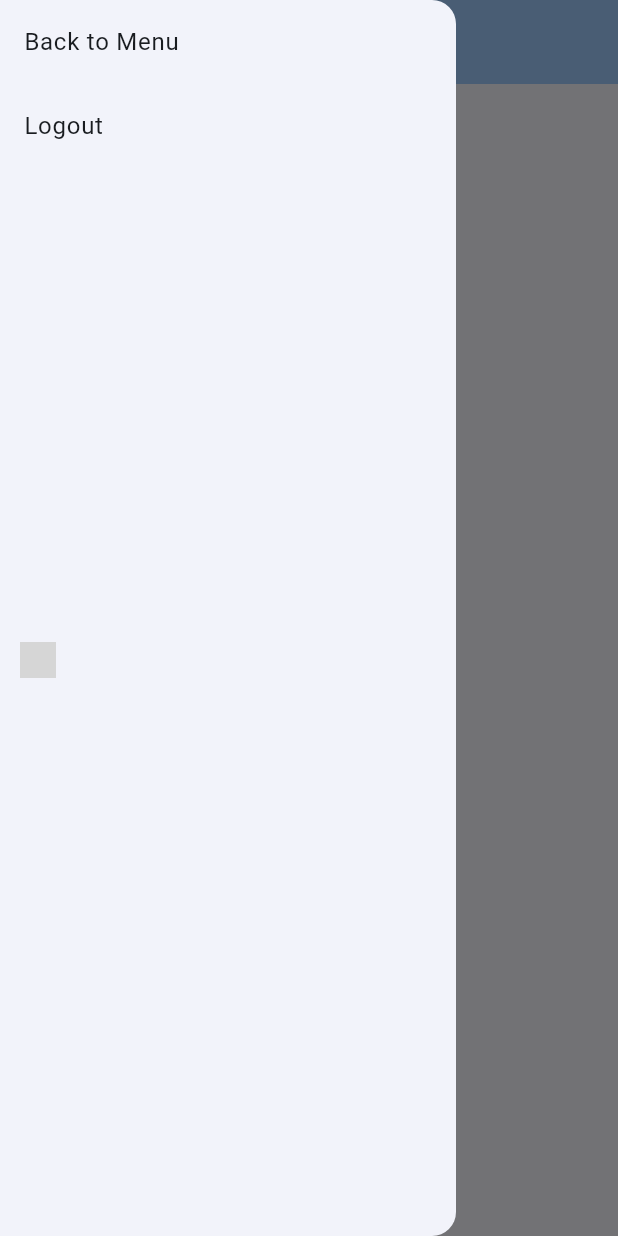
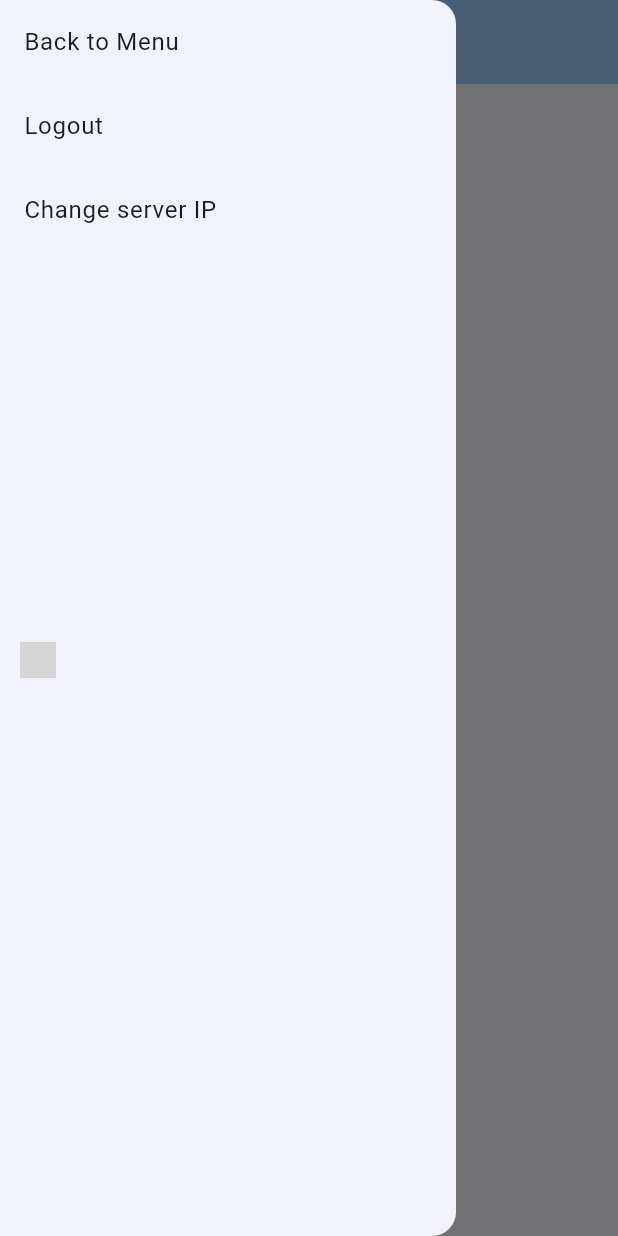
Before and after one commit to mxttex/FaccettzChat, a Flutter app: the screen it shows after launch, with the side drawer open, on a phone screen of 412 x 824 dp. Run offline on Flutter 3.47's test engine with Material 3 defaults, Android fonts, the phone set to English and light mode, and no system bars; our stand-ins replace cool_alert, firebase_auth, firebase_core, flutter_chat_types, flutter_chat_ui, flutter_signin_button and 2 more; accounts and stored records are empty; generated files the repository leaves out were written again; network calls fail; grey boxes are pictures that could not be loaded.

Commit message:
sistemato cambio di IP, stanze e server

```diff
--- a/frontend/lib/main.dart
+++ b/frontend/lib/main.dart
@@ -23,7 +23,7 @@ void main() async {
   );
 }
 
-enum States { login, menu, inChat }
+enum States { login, menu, inChat, ipSettings }
 
 class SimpleChat extends StatelessWidget {
   const SimpleChat({super.key});
@@ -36,7 +36,6 @@ class SimpleChat extends StatelessWidget {
           colorScheme: ColorScheme.fromSeed(seedColor: Colors.blue),
           useMaterial3: true),
       home: const MyHomePage(title: 'FACCETTZ CHAT'),
-
     );
   }
 }
@@ -51,6 +50,7 @@ class MyHomePage extends StatefulWidget {
 }
 
 class _MyHomePageState extends State<MyHomePage> {
+  //dichiarazione delle variabili di istanza che mi servono
   List<types.Message> _messages = [];
   dynamic _path;
   dynamic _user;
@@ -63,14 +63,37 @@ class _MyHomePageState extends State<MyHomePage> {
   Stream<String> get messageStream => _streamController.stream;
   dynamic otherUserId;
   dynamic dynMessages;
+  TextEditingController? _ipChecker;
+  String ip = "192.168.1.24";
+  String? currentRoom;
 
+  dynamic connectToServer() {
+    return IO.io("http://$ip:3000", <String, dynamic>{
+      "transports": ['websocket']
+    });
+  }
+
+  void defineMessage() {
+    socket.on('message', (data) {
+      final message = data;
+      final textMessage = types.TextMessage(
+        author: types.User.fromJson(message['author']),
+        id: message['id'],
+        text: message['text'],
+        createdAt: message['createdAt'],
+      );
+      setState(() {
+        addMessage(textMessage, false);
+      });
+    });
+  }
+
+  //override dell'initState
   @override
   void initState() {
     super.initState();
 
-    socket = IO.io("http://192.168.0.124:3000", <String, dynamic>{
-      "transports": ['websocket']
-    });
+    socket = connectToServer();
     _loggati();
     _loadFile();
 
@@ -99,6 +122,7 @@ class _MyHomePageState extends State<MyHomePage> {
     _streamController.close();
   }
 
+  //metodo che ti logga con firebase
   Future<void> _loggati() async {
     try {
       final GoogleSignInAccount? googleUser = await GoogleSignIn().signIn();
@@ -130,6 +154,7 @@ class _MyHomePageState extends State<MyHomePage> {
     }
   }
 
+  //metodo che slogga
   Future<void> _logout() async {
     try {
       await GoogleSignIn().signOut();
@@ -144,6 +169,7 @@ class _MyHomePageState extends State<MyHomePage> {
     }
   }
 
+  //metodo che carica il file json in cui sono salvati i messaggi
   Future<void> _loadFile() async {
     _path = await _getFilePath();
     _messagesFile = File(_path);
@@ -155,7 +181,11 @@ class _MyHomePageState extends State<MyHomePage> {
     }
   }
 
+  //metodo che crea la view dell'app
   Widget _buildBody() {
+    // if (_ipChecker != null) {
+    //   _ipChecker!.dispose();
+    // }
     switch (_state) {
       case States.login:
         return Column(
@@ -234,8 +264,10 @@ class _MyHomePageState extends State<MyHomePage> {
 
       case States.inChat:
         dynMessages = _loadMessagesWithIds();
-
-        socket.emit("join-room", otherUserId ?? "broadcast");
+        if(currentRoom == null || currentRoom != otherUserId){
+          currentRoom = otherUserId;
+          socket.emit("join-room", [currentRoom ?? "broadcast",  _user.firstName]);
+        }
         return Chat(
           messages: dynMessages,
           onSendPressed: _handleSendPress,
@@ -244,9 +276,30 @@ class _MyHomePageState extends State<MyHomePage> {
           showUserAvatars: true,
           showUserNames: true,
         );
+      case States.ipSettings:
+        _ipChecker = TextEditingController();
+        return Row(children: [
+          SizedBox(
+              width: 150,
+              height: 50,
+              child: TextField(
+                controller: _ipChecker,
+                decoration: const InputDecoration(
+                    border: OutlineInputBorder(),
+                    labelText: "Aggiorna IP server"),
+                keyboardType: TextInputType.number,
+                maxLines: 5,
+              )),
+          Padding(
+            padding: const EdgeInsets.only(top: 20),
+            child:
+                ElevatedButton(onPressed: _changeIp, child: const Text("send")),
+          ),
+        ]);
     }
   }
 
+  //ovveride del metodo che costruisce la chat
   @override
   Widget build(BuildContext context) {
     return Scaffold(
@@ -261,7 +314,7 @@ class _MyHomePageState extends State<MyHomePage> {
             ListTile(
                 title: const Text('Back to Menu'),
                 onTap: () {
-                  if(logged){
+                  if (logged) {
                     setState(() {
                       _state = States.menu;
                     });
@@ -275,6 +328,15 @@ class _MyHomePageState extends State<MyHomePage> {
                     _user = null;
                     logged = false;
                   });
+                }),
+            ListTile(
+                title: const Text('Change server IP'),
+                onTap: () {
+                  setState(() {
+                    socket.disconnect();
+                    _state = States.ipSettings;
+                  });
+
                 })
           ],
         ),
@@ -283,16 +345,7 @@ class _MyHomePageState extends State<MyHomePage> {
   }
 
   void _handleSendPress(types.PartialText message) {
-    if (message.text == "/logout") {
-      _logout();
-    } else if (socket.connected) {
-      if (message.text.startsWith("/back")) {
-        // socket.emit("join-room", message.text.substring(5));
-        socket.emit("leave-room");
-        setState(() {
-          _state = States.menu;
-        });
-      } else {
+
         final textMessage = types.TextMessage(
             author: _user,
             id: const Uuid().v4(),
@@ -301,8 +354,8 @@ class _MyHomePageState extends State<MyHomePage> {
             roomId: otherUserId);
 
         addMessage(textMessage, true);
-      }
-    }
+
+
   }
 
   void _handlePreviewDataFetched(
@@ -403,8 +456,28 @@ class _MyHomePageState extends State<MyHomePage> {
 
   List<types.Message> _loadMessagesWithIds() {
     return _messages.where((message) {
-    return (message.roomId == otherUserId || message.author.id == otherUserId);
+      return (message.roomId == otherUserId ||
+          message.author.id == otherUserId);
     }).toList();
+  }
+
+  void _changeIp() {
+    socket.disconnect();
+    socket.dispose();
+    try {
+      setState(() {
+        ip = _ipChecker!.text;
+        socket = connectToServer();
+        // socket.on("connect", (_) {
+        // });
+        _state = States.menu;
+      });
+    } catch (e) {
+      if (mounted) {
+        _showAlert(context, "Errore Nel Cambio dell'Ip",
+            "Errore nel cambio dell'ip: $e", false);
+      }
+    }
   }
 }
 
```
Also changed, not shown: 1 other file. Lines whose indentation alone changed are shown as unchanged.
